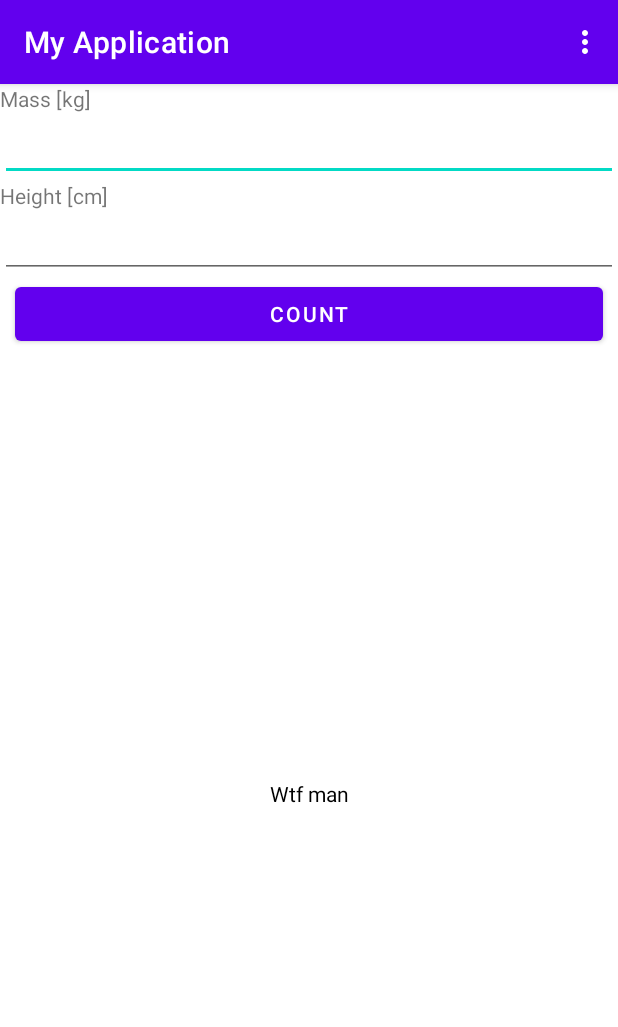
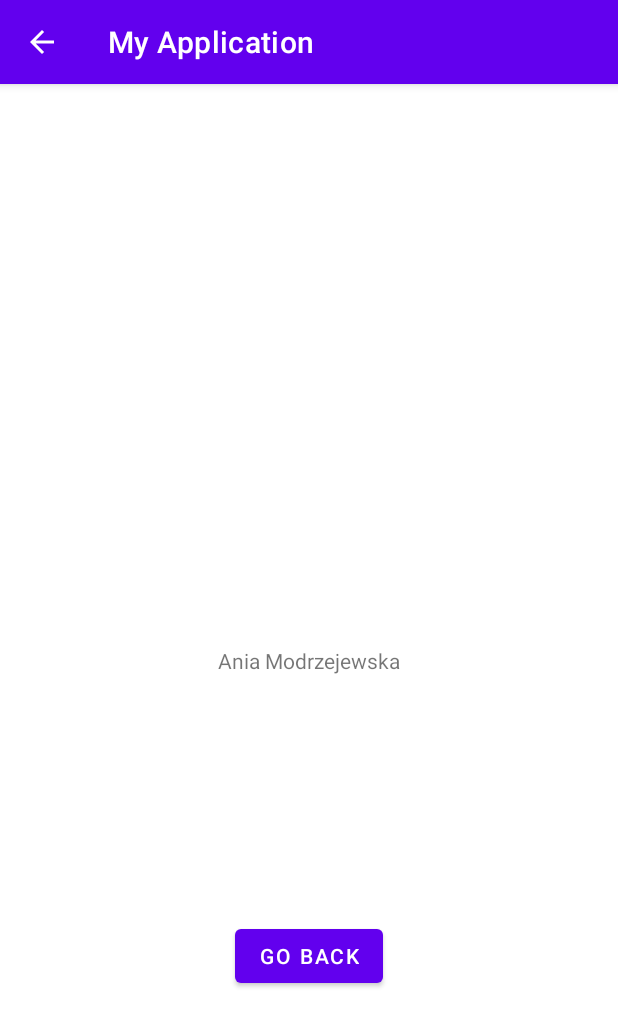
Before and after one commit to ana-mod/MobileBMI, an Android app: the screen it shows after launch (MainActivity before the commit, Author after it), in the options menu, after a tap on "Author", on a phone screen of 412 x 824 dp. Shown: the top 1027 px of the screen. Run offline under Robolectric (Android 15) with nearby library versions, the phone set to English and light mode, and no system bars.

Commit message:
author info added

```diff
--- /dev/null
+++ b/app/src/main/java/com/example/myapplication/Author.kt
@@ -0,0 +1,13 @@
+package com.example.myapplication
+
+import android.content.Intent
+import androidx.appcompat.app.AppCompatActivity
+import android.os.Bundle
+
+class Author : AppCompatActivity() {
+    override fun onCreate(savedInstanceState: Bundle?) {
+        super.onCreate(savedInstanceState)
+        setContentView(R.layout.activity_author)
+    }
+
+}
--- a/app/src/main/java/com/example/myapplication/MainActivity.kt
+++ b/app/src/main/java/com/example/myapplication/MainActivity.kt
@@ -1,5 +1,6 @@
 package com.example.myapplication
 
+import android.content.Intent
 import androidx.appcompat.app.AppCompatActivity
 import android.os.Bundle
 import android.view.Menu
@@ -44,6 +45,12 @@ class MainActivity : AppCompatActivity() {
 
                 true
             }
+            R.id.author -> {
+                val intent = Intent(this, Author::class.java).apply {
+                }
+                startActivity(intent)
+                true
+            }
             else -> super.onOptionsItemSelected(item)
         }
     }
--- /dev/null
+++ b/app/src/main/res/layout/activity_author.xml
@@ -0,0 +1,29 @@
+<?xml version="1.0" encoding="utf-8"?>
+<androidx.constraintlayout.widget.ConstraintLayout xmlns:android="http://schemas.android.com/apk/res/android"
+    xmlns:app="http://schemas.android.com/apk/res-auto"
+    xmlns:tools="http://schemas.android.com/tools"
+    android:layout_width="match_parent"
+    android:layout_height="match_parent"
+    tools:context=".Author">
+
+    <TextView
+        android:id="@+id/textView5"
+        android:layout_width="wrap_content"
+        android:layout_height="wrap_content"
+        android:text="@string/author_info"
+        app:layout_constraintBottom_toBottomOf="parent"
+        app:layout_constraintEnd_toEndOf="parent"
+        app:layout_constraintStart_toStartOf="parent"
+        app:layout_constraintTop_toTopOf="parent" />
+
+    <Button
+        android:id="@+id/button3"
+        android:layout_width="wrap_content"
+        android:layout_height="wrap_content"
+        android:text="@string/back_button"
+        app:layout_constraintBottom_toBottomOf="parent"
+        app:layout_constraintEnd_toEndOf="parent"
+        app:layout_constraintStart_toStartOf="parent"
+        app:layout_constraintTop_toBottomOf="@+id/textView5" />
+
+</androidx.constraintlayout.widget.ConstraintLayout>
--- a/app/src/main/res/values/strings.xml
+++ b/app/src/main/res/values/strings.xml
@@ -9,5 +9,7 @@
     <string name="first_option">Author</string>
     <string name="second_option">Metric</string>
     <string name="third_option">Imperial</string>
+    <string name="back_button">Go back</string>
+    <string name="author_info">Ania Modrzejewska</string>
 
 </resources>
```
Also changed, not shown: app/src/main/AndroidManifest.xml (+7 -0 lines), app/src/main/java/com/example/myapplication/Description.kt (added, +11 -0 lines), app/src/main/res/layout/activity_description.xml (added, +18 -0 lines).
